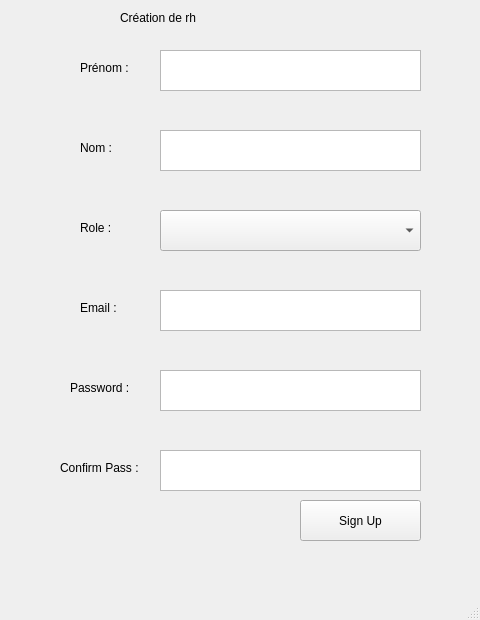
Old version of the form client_loud/test_deux_php/createCoToApiPhp.ui in the repository Pierre-OlivierB/ibm_fil_rouge_tomjerry_all_projects.
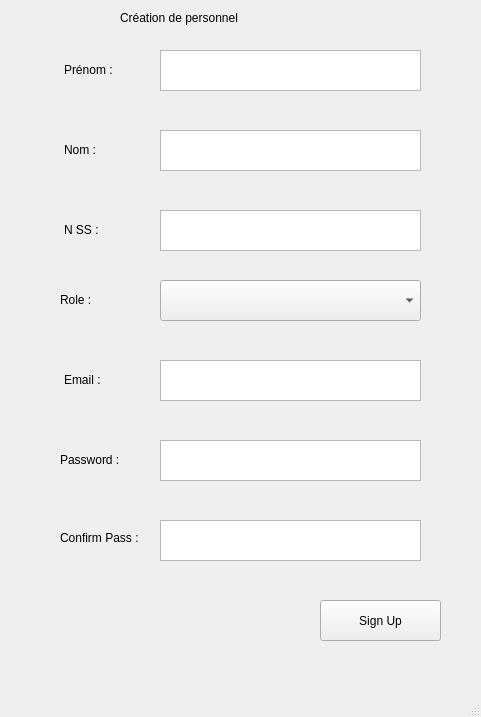
New version of the form.

What changed in the file:
```diff
--- a/client_loud/test_deux_php/createCoToApiPhp.ui
+++ b/client_loud/test_deux_php/createCoToApiPhp.ui
@@ -6,8 +6,8 @@
    <rect>
     <x>0</x>
     <y>0</y>
-    <width>480</width>
-    <height>620</height>
+    <width>481</width>
+    <height>717</height>
    </rect>
   </property>
   <property name="windowTitle">
@@ -17,10 +17,10 @@
    <widget class="QLabel" name="titleMail">
     <property name="geometry">
      <rect>
-      <x>80</x>
-      <y>300</y>
-      <width>55</width>
-      <height>16</height>
+      <x>64</x>
+      <y>370</y>
+      <width>71</width>
+      <height>20</height>
      </rect>
     </property>
     <property name="text">
@@ -30,10 +30,10 @@
    <widget class="QLabel" name="titlePass">
     <property name="geometry">
      <rect>
-      <x>70</x>
-      <y>380</y>
-      <width>71</width>
-      <height>16</height>
+      <x>60</x>
+      <y>450</y>
+      <width>81</width>
+      <height>20</height>
      </rect>
     </property>
     <property name="text">
@@ -44,7 +44,7 @@
     <property name="geometry">
      <rect>
       <x>60</x>
-      <y>460</y>
+      <y>530</y>
       <width>91</width>
       <height>16</height>
      </rect>
@@ -56,8 +56,8 @@
    <widget class="QPushButton" name="signupBtn">
     <property name="geometry">
      <rect>
-      <x>300</x>
-      <y>500</y>
+      <x>320</x>
+      <y>600</y>
       <width>121</width>
       <height>41</height>
      </rect>
@@ -70,7 +70,7 @@
     <property name="geometry">
      <rect>
       <x>160</x>
-      <y>290</y>
+      <y>360</y>
       <width>261</width>
       <height>41</height>
      </rect>
@@ -80,7 +80,7 @@
     <property name="geometry">
      <rect>
       <x>160</x>
-      <y>370</y>
+      <y>440</y>
       <width>261</width>
       <height>41</height>
      </rect>
@@ -90,7 +90,7 @@
     <property name="geometry">
      <rect>
       <x>160</x>
-      <y>450</y>
+      <y>520</y>
       <width>261</width>
       <height>41</height>
      </rect>
@@ -112,10 +112,10 @@
    <widget class="QLabel" name="titleLastName">
     <property name="geometry">
      <rect>
-      <x>80</x>
+      <x>64</x>
       <y>140</y>
-      <width>55</width>
-      <height>16</height>
+      <width>71</width>
+      <height>20</height>
      </rect>
     </property>
     <property name="text">
@@ -135,10 +135,10 @@
    <widget class="QLabel" name="titleFirstName">
     <property name="geometry">
      <rect>
-      <x>80</x>
+      <x>64</x>
       <y>60</y>
-      <width>55</width>
-      <height>16</height>
+      <width>71</width>
+      <height>20</height>
      </rect>
     </property>
     <property name="text">
@@ -165,16 +165,39 @@
      </rect>
     </property>
     <property name="text">
-     <string>Création de rh</string>
+     <string>Création de personnel</string>
     </property>
    </widget>
-   <widget class="QLabel" name="titleRole">
+   <widget class="QLabel" name="titleNss">
     <property name="geometry">
      <rect>
-      <x>80</x>
+      <x>64</x>
       <y>220</y>
-      <width>55</width>
-      <height>16</height>
+      <width>71</width>
+      <height>20</height>
+     </rect>
+    </property>
+    <property name="text">
+     <string>N SS :</string>
+    </property>
+   </widget>
+   <widget class="QTextEdit" name="textNss">
+    <property name="geometry">
+     <rect>
+      <x>160</x>
+      <y>210</y>
+      <width>261</width>
+      <height>41</height>
+     </rect>
+    </property>
+   </widget>
+   <widget class="QLabel" name="titleRole">
+    <property name="geometry">
+     <rect>
+      <x>60</x>
+      <y>290</y>
+      <width>81</width>
+      <height>20</height>
      </rect>
     </property>
     <property name="text">
@@ -185,7 +208,7 @@
     <property name="geometry">
      <rect>
       <x>160</x>
-      <y>210</y>
+      <y>280</y>
       <width>261</width>
       <height>41</height>
      </rect>
```
Left out of the diff: 2 changed lines with no effect on the pictures.
